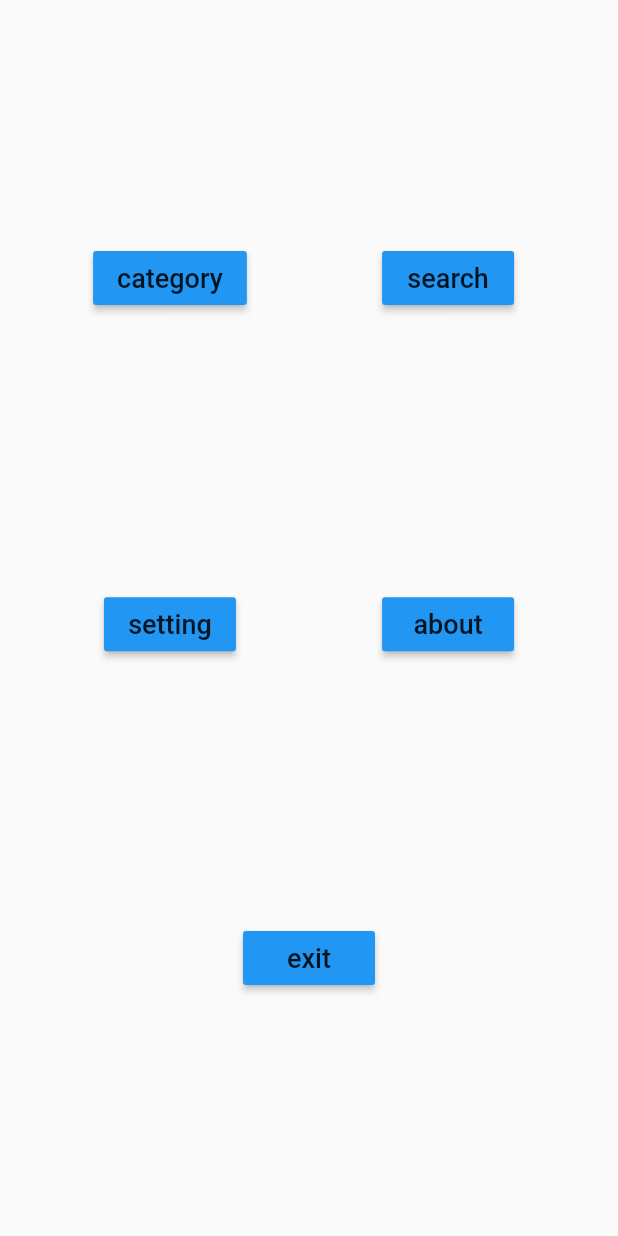
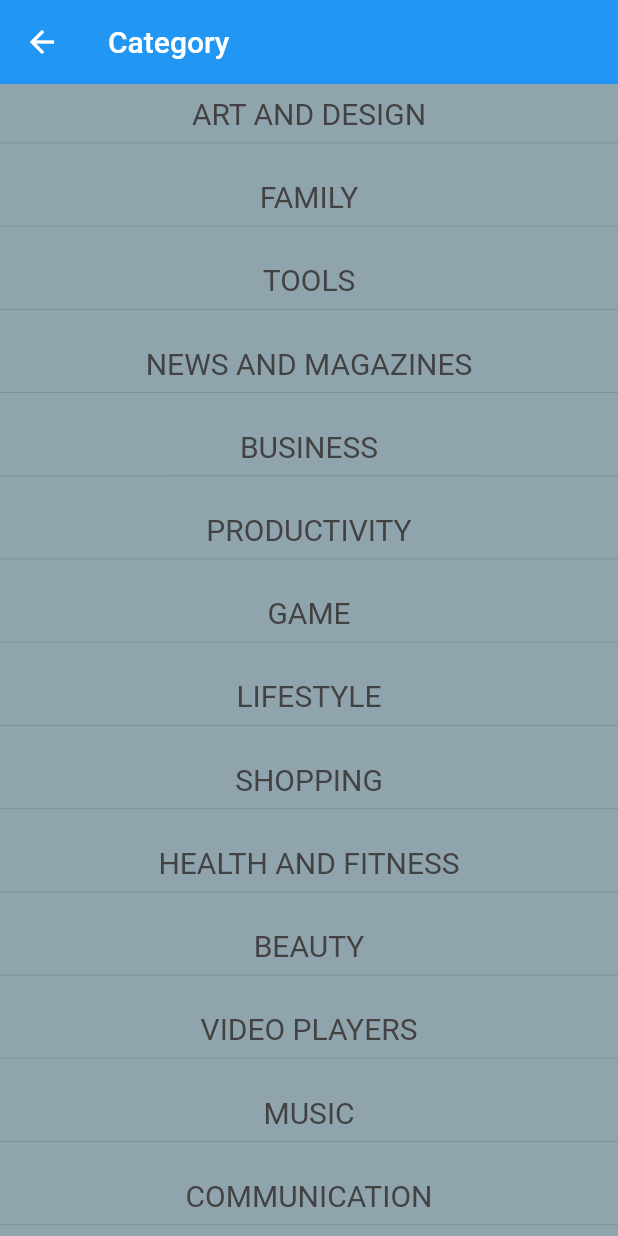
Before and after one commit to b3hzadsh/apps-inf0, a Flutter app: the screen it shows after launch, after a tap on "category", on a phone screen of 412 x 824 dp. Run offline on Flutter 3.47's test engine with Material 2 defaults, Android fonts, the phone set to English and light mode, and no system bars.

Commit message:
category screen - colors

```diff
--- a/lib/main.dart
+++ b/lib/main.dart
@@ -1,3 +1,4 @@
+import 'package:apps_info/screens/category.dart';
 import 'package:apps_info/screens/home.dart';
 import 'package:apps_info/screens/search.dart';
 import 'package:flutter/material.dart';
@@ -29,12 +30,12 @@ class MyApp extends StatelessWidget {
             builder: (context) => SearchScreen(),
             // bring choosing cat screen to user
           );
-        /*
-        if (setting.name == "/screen/home") // for home
+
+        if (setting.name == "/screen/category") // for home
           return MaterialPageRoute(
-            builder: (context) => Home(),
+            builder: (context) => CategoryScreen(),
             // bring home
-          ); */
+          );
       },
     );
   }
--- /dev/null
+++ b/lib/screens/category.dart
@@ -0,0 +1,64 @@
+import 'package:flutter/material.dart';
+
+class CategoryScreen extends StatelessWidget {
+  @override
+  Widget build(BuildContext context) {
+    var hieght = MediaQuery.of(context).size.height;
+    var width = MediaQuery.of(context).size.width;
+    List<String> cats = [
+      "ART AND DESIGN",
+      "FAMILY",
+      "TOOLS",
+      "NEWS AND MAGAZINES",
+      "BUSINESS",
+      "PRODUCTIVITY",
+      "GAME",
+      "LIFESTYLE",
+      "SHOPPING",
+      "HEALTH AND FITNESS",
+      "BEAUTY",
+      "VIDEO PLAYERS",
+      "MUSIC",
+      "COMMUNICATION",
+      "PERSONALIZATION",
+      "SOCIAL",
+      "SPORTS",
+    ];
+    return Scaffold(
+      backgroundColor: Colors.blueGrey[300],
+      appBar: AppBar(
+        elevation: 0.0,
+        title: Hero(
+          child: Text("Category"),
+          tag: "CatHero",
+        ),
+      ),
+      body: ListView(
+        children: List<Widget>.generate(
+          cats.length,
+          (index) => Column(
+            mainAxisAlignment: MainAxisAlignment.center,
+            crossAxisAlignment: CrossAxisAlignment.center,
+            children: [
+              Center(
+                child: Padding(
+                  padding: EdgeInsets.only(
+                      top: 1 / 100 * hieght, bottom: 1 / 100 * hieght),
+                  child: Column(
+                    children: [
+                      Text(
+                        cats[index],
+                        style: TextStyle(color: Colors.grey[800], fontSize: 20),
+                      ),
+                      Divider(),
+                    ],
+                  ),
+                ),
+              ),
+            ],
+          ),
+        ),
+      ),
+    );
+  }
+}
--- a/lib/screens/home.dart
+++ b/lib/screens/home.dart
@@ -15,24 +15,27 @@ class _MyHomePageState extends State<MyHomePage> {
     var hieght = MediaQuery.of(context).size.height;
     var width = MediaQuery.of(context).size.width;
     return Scaffold(
+      backgroundColor: Colors.blueGrey[300],
       /* appBar: AppBar(
         title: Text(widget.title),
       ), */
-      body: SafeArea(
-        child: Center(
-          child: Container(
-            padding: EdgeInsets.all(4 / 100 * width),
-            // margin:EdgeInsets.all(4 / 100 * width),
+      body: Center(
         child: Column(
           mainAxisAlignment: MainAxisAlignment.center,
           children: [
             Wrap(
               runSpacing: 3 / 100 * hieght,
-                  spacing: 5 / 100 * width,
+              spacing: 3 / 100 * width,
               direction: Axis.horizontal,
               children: [
-                    MainButton(width: width, hieght: hieght, title: "category"),
-                    MainButton(width: width, hieght: hieght, title: "search"),
+                Hero(
+                    tag: "CatHero",
+                    child: MainButton(
+                        width: width, hieght: hieght, title: "category")),
+                Hero(
+                    tag: "SearchHero",
+                    child: MainButton(
+                        width: width, hieght: hieght, title: "search")),
                 MainButton(width: width, hieght: hieght, title: "setting"),
                 MainButton(width: width, hieght: hieght, title: "about"),
               ],
@@ -42,8 +45,6 @@ class _MyHomePageState extends State<MyHomePage> {
             ),
             MainButton(width: width, hieght: hieght, title: "exit"),
           ],
-            ),
-          ),
         ),
       ),
     );
--- a/lib/screens/search.dart
+++ b/lib/screens/search.dart
@@ -9,6 +9,7 @@ class _SearchScreenState extends State<SearchScreen> {
   @override
   Widget build(BuildContext context) {
     return Scaffold(
+      backgroundColor: Colors.blueGrey[300],
       /* appBar: AppBar(
         elevation: 0.0,
         backgroundColor: Colors.white,
@@ -19,13 +20,19 @@ class _SearchScreenState extends State<SearchScreen> {
             Container(
               padding: EdgeInsets.fromLTRB(10, 2, 10, 2),
               decoration: BoxDecoration(color: Colors.grey[700]),
-              child: TextField(
-                decoration: InputDecoration(
-                  prefixIcon: Icon(Icons.search),
-                  border: InputBorder.none,
-                  labelText: "Search Name",
+              child: Hero(
+                tag: "SearchHero",
+                child: TextField(
+                  decoration: InputDecoration(
+                    focusColor: Colors.white,
+                    hoverColor: Colors.white,
+                    fillColor: Colors.white,
+                    prefixIcon: Icon(Icons.search),
+                    border: InputBorder.none,
+                    labelText: "Search App",
+                  ),
+                  //controller: controller,
                 ),
-                //controller: controller,
               ),
             ),
           ],
```
Lines whose indentation alone changed are shown as unchanged.
